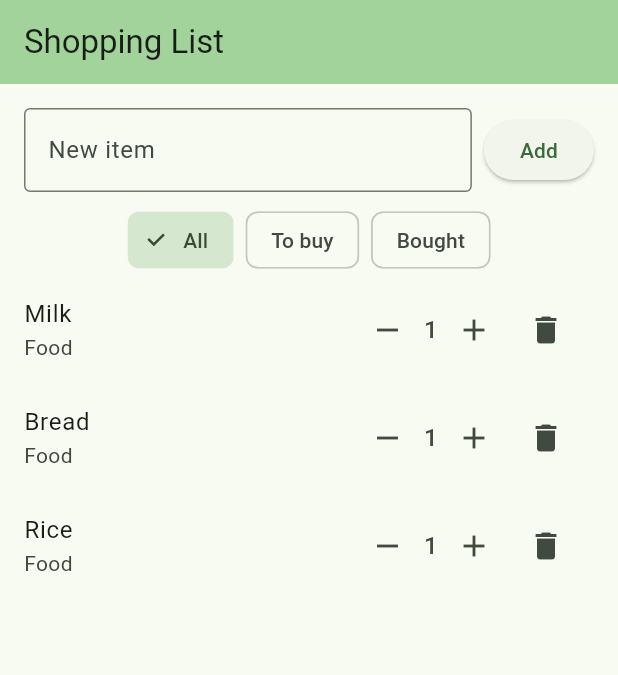
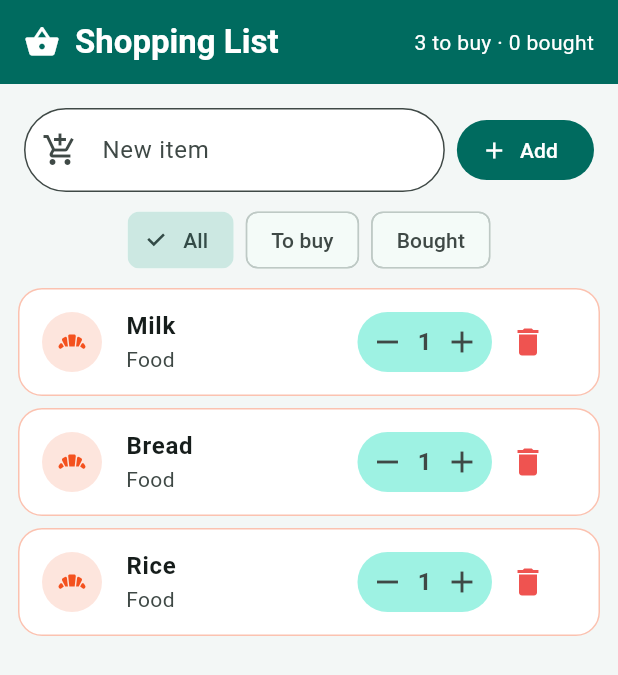
Before and after one commit to Loice-vanessa/shopping_list, a Flutter app: the screen it shows after launch, on a phone screen of 412 x 824 dp. Shown: the top 675 px of the screen. Run offline on Flutter 3.47's test engine with Material 3 defaults, Android fonts, the phone set to English and light mode, and no system bars.

Commit message:
New look: teal theme, item cards and category icons

```diff
--- a/lib/main.dart
+++ b/lib/main.dart
@@ -12,10 +12,27 @@ class MyApp extends StatelessWidget {
     return MaterialApp(
       title: 'Shopping List',
       debugShowCheckedModeBanner: false,
-      theme: ThemeData(colorSchemeSeed: Colors.green, useMaterial3: true),
+      theme: ThemeData(
+        colorSchemeSeed: const Color(0xFF00897B),
+        useMaterial3: true,
+        scaffoldBackgroundColor: const Color(0xFFF3F7F6),
+      ),
       home: const HomeScreen(title: 'Shopping List'),
     );
   }
+}
+
+// Each category has its own icon and colour, used on the list and the details screen.
+IconData categoryIcon(String category) {
+  if (category == 'Drinks') return Icons.local_drink;
+  if (category == 'Home') return Icons.home;
+  return Icons.bakery_dining;
+}
+
+Color categoryColor(String category) {
+  if (category == 'Drinks') return const Color(0xFF1E88E5);
+  if (category == 'Home') return const Color(0xFF8E24AA);
+  return const Color(0xFFF4511E);
 }
 
 // The model: one thing to buy.
@@ -158,49 +175,102 @@ class _HomeScreenState extends State<HomeScreen> {
   Widget buildList(List<Item> shown) {
     // Part 1: a truly empty list.
     if (items.isEmpty) {
-      return const Center(child: Text('Your list is empty'));
+      return emptyMessage(Icons.shopping_basket_outlined, 'Your list is empty');
     }
     // Part 5: the filter has nothing to show.
     if (shown.isEmpty) {
-      return const Center(child: Text('Nothing here'));
+      return emptyMessage(Icons.search_off, 'Nothing here');
     }
+    final colors = Theme.of(context).colorScheme;
     return ListView.builder(
+      padding: const EdgeInsets.fromLTRB(12, 4, 12, 12),
       itemCount: shown.length,
       itemBuilder: (context, index) {
         final item = shown[index];
-        return ListTile(
+        final color = categoryColor(item.category);
+        return Card(
+          elevation: 0,
+          color: item.bought ? colors.surfaceContainerHighest : Colors.white,
+          margin: const EdgeInsets.symmetric(vertical: 4),
+          shape: RoundedRectangleBorder(
+            borderRadius: BorderRadius.circular(16),
+            side: BorderSide(color: color.withValues(alpha: 0.35)),
+          ),
+          child: ListTile(
+            leading: CircleAvatar(
+              backgroundColor: color.withValues(alpha: 0.15),
+              child: Icon(
+                item.bought ? Icons.check : categoryIcon(item.category),
+                color: item.bought ? Colors.grey : color,
+              ),
+            ),
             title: Text(
               item.name,
               style: TextStyle(
+                fontWeight: FontWeight.w600,
                 decoration: item.bought ? TextDecoration.lineThrough : null,
                 color: item.bought ? Colors.grey : null,
               ),
             ),
             subtitle: Text(
-            item.note.isEmpty ? item.category : '${item.category} · ${item.note}',
+              item.note.isEmpty
+                  ? item.category
+                  : '${item.category} · ${item.note}',
             ),
             onTap: () => toggleBought(item),
             onLongPress: () => openDetails(item),
             trailing: Row(
               mainAxisSize: MainAxisSize.min,
               children: [
+                Container(
+                  decoration: BoxDecoration(
+                    color: colors.primaryContainer,
+                    borderRadius: BorderRadius.circular(30),
+                  ),
+                  child: Row(
+                    mainAxisSize: MainAxisSize.min,
+                    children: [
                       IconButton(
                         icon: const Icon(Icons.remove),
+                        visualDensity: VisualDensity.compact,
                         onPressed: () => decrease(item),
                       ),
-              Text('${item.quantity}', style: const TextStyle(fontSize: 16)),
+                      Text(
+                        '${item.quantity}',
+                        style: const TextStyle(
+                            fontSize: 16, fontWeight: FontWeight.bold),
+                      ),
                       IconButton(
                         icon: const Icon(Icons.add),
+                        visualDensity: VisualDensity.compact,
                         onPressed: () => increase(item),
+                      ),
+                    ],
+                  ),
                 ),
                 IconButton(
                   icon: const Icon(Icons.delete),
+                  color: Colors.red.shade400,
                   onPressed: () => deleteItem(item),
                 ),
               ],
             ),
+          ),
         );
       },
+    );
+  }
+
+  Widget emptyMessage(IconData icon, String text) {
+    return Center(
+      child: Column(
+        mainAxisSize: MainAxisSize.min,
+        children: [
+          Icon(icon, size: 72, color: Theme.of(context).colorScheme.primary),
+          const SizedBox(height: 12),
+          Text(text, style: Theme.of(context).textTheme.titleMedium),
+        ],
+      ),
     );
   }
 
@@ -218,10 +288,27 @@ class _HomeScreenState extends State<HomeScreen> {
       shown = [...toBuy, ...bought];
     }
 
+    final colors = Theme.of(context).colorScheme;
     return Scaffold(
       appBar: AppBar(
-        title: Text(widget.title),
-        backgroundColor: Theme.of(context).colorScheme.inversePrimary,
+        backgroundColor: colors.primary,
+        foregroundColor: colors.onPrimary,
+        title: Row(
+          children: [
+            const Icon(Icons.shopping_basket),
+            const SizedBox(width: 10),
+            Text(widget.title,
+                style: const TextStyle(fontWeight: FontWeight.bold)),
+          ],
+        ),
+        actions: [
+          Padding(
+            padding: const EdgeInsets.only(right: 16),
+            child: Center(
+              child: Text('${toBuy.length} to buy · ${bought.length} bought'),
+            ),
+          ),
+        ],
       ),
       body: Column(
         children: [
@@ -232,15 +319,24 @@ class _HomeScreenState extends State<HomeScreen> {
                 Expanded(
                   child: TextField(
                     controller: controller,
-                    decoration: const InputDecoration(
+                    decoration: InputDecoration(
                       labelText: 'New item',
-                      border: OutlineInputBorder(),
+                      prefixIcon: const Icon(Icons.add_shopping_cart),
+                      filled: true,
+                      fillColor: Colors.white,
+                      border: OutlineInputBorder(
+                        borderRadius: BorderRadius.circular(30),
+                      ),
                     ),
                     onSubmitted: (_) => addItem(),
                   ),
                 ),
                 const SizedBox(width: 8),
-                ElevatedButton(onPressed: addItem, child: const Text('Add')),
+                FilledButton.icon(
+                  onPressed: addItem,
+                  icon: const Icon(Icons.add),
+                  label: const Text('Add'),
+                ),
               ],
             ),
           ),
@@ -310,8 +406,11 @@ class _DetailsScreenState extends State<DetailsScreen> {
 
   Widget categoryChip(String label) {
     return ChoiceChip(
+      avatar: Icon(categoryIcon(label), color: categoryColor(label)),
       label: Text(label),
       selected: category == label,
+      showCheckmark: false,
+      selectedColor: categoryColor(label).withValues(alpha: 0.2),
       onSelected: (_) {
         setState(() {
           category = label;
@@ -322,16 +421,28 @@ class _DetailsScreenState extends State<DetailsScreen> {
 
   @override
   Widget build(BuildContext context) {
+    final colors = Theme.of(context).colorScheme;
     return Scaffold(
       appBar: AppBar(
         title: const Text('Item details'),
-        backgroundColor: Theme.of(context).colorScheme.inversePrimary,
+        backgroundColor: colors.primary,
+        foregroundColor: colors.onPrimary,
       ),
       body: Padding(
         padding: const EdgeInsets.all(16),
         child: Column(
           crossAxisAlignment: CrossAxisAlignment.start,
           children: [
+            Center(
+              child: CircleAvatar(
+                radius: 40,
+                backgroundColor:
+                    categoryColor(category).withValues(alpha: 0.15),
+                child: Icon(categoryIcon(category),
+                    size: 40, color: categoryColor(category)),
+              ),
+            ),
+            const SizedBox(height: 20),
             TextField(
               controller: nameController,
               decoration: const InputDecoration(
@@ -349,7 +460,8 @@ class _DetailsScreenState extends State<DetailsScreen> {
               ),
             ),
             const SizedBox(height: 16),
-            const Text('Category', style: TextStyle(fontWeight: FontWeight.bold)),
+            const Text('Category',
+                style: TextStyle(fontWeight: FontWeight.bold)),
             const SizedBox(height: 8),
             Wrap(
               spacing: 8,
@@ -362,7 +474,11 @@ class _DetailsScreenState extends State<DetailsScreen> {
             const SizedBox(height: 24),
             SizedBox(
               width: double.infinity,
-              child: ElevatedButton(onPressed: save, child: const Text('Save')),
+              child: FilledButton.icon(
+                onPressed: save,
+                icon: const Icon(Icons.save),
+                label: const Text('Save'),
+              ),
             ),
           ],
         ),
```
Lines whose indentation alone changed are shown as unchanged.
